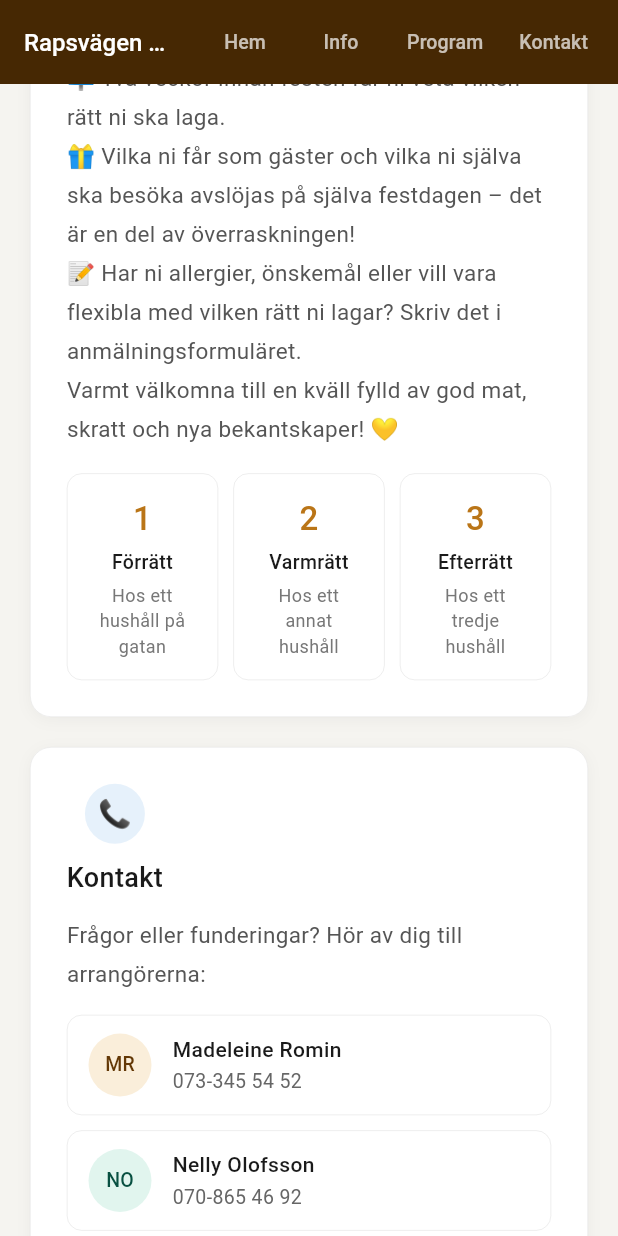
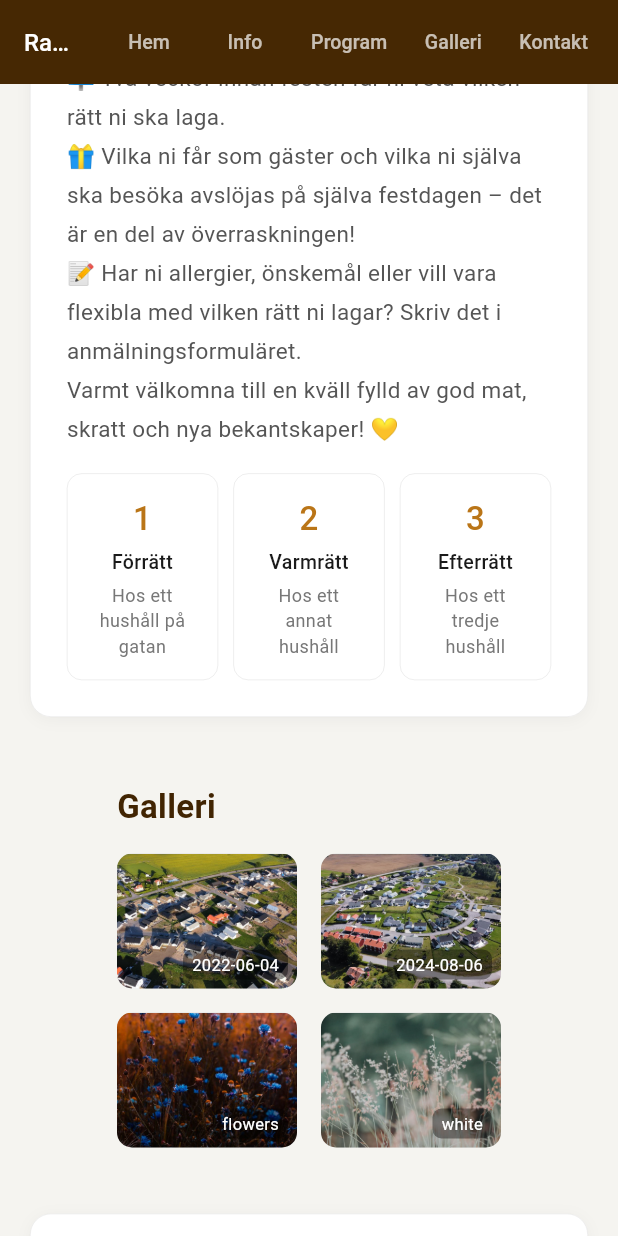
Before and after one commit to nellyolofsson/rapsvagen, a Flutter app: the screen it shows after launch, scrolled down 1152 dp, on a phone screen of 412 x 824 dp. Run offline on Flutter 3.47's test engine with Material 3 defaults, Android fonts, the phone set to English and light mode, and no system bars.

Commit message:
Added galleri

```diff
--- /dev/null
+++ b/rapsvagen/lib/gallery.dart
@@ -0,0 +1,83 @@
+import 'package:flutter/material.dart';
+
+class GallerySection extends StatelessWidget {
+  const GallerySection({super.key});
+
+  @override
+  Widget build(BuildContext context) {
+    // Byt ut bilder och layout efter behov
+    return Padding(
+      padding: const EdgeInsets.symmetric(vertical: 24),
+      child: Column(
+        crossAxisAlignment: CrossAxisAlignment.start,
+        children: [
+          const Text(
+            'Galleri',
+            style: TextStyle(
+              fontSize: 22,
+              fontWeight: FontWeight.w600,
+              color: Color(0xFF412402),
+            ),
+          ),
+          const SizedBox(height: 16),
+          Wrap(
+            spacing: 16,
+            runSpacing: 16,
+            children: const [
+              _GalleryImage(
+                asset: 'assets/2022-06-04.jpg',
+                label: '2022-06-04',
+              ),
+              _GalleryImage(
+                asset: 'assets/2024-08-06.jpg',
+                label: '2024-08-06',
+              ),
+              _GalleryImage(asset: 'assets/flowers.jpg', label: 'flowers'),
+              _GalleryImage(asset: 'assets/white.jpg', label: 'white'),
+            ],
+          ),
+        ],
+      ),
+    );
+  }
+}
+
+class _GalleryImage extends StatelessWidget {
+  final String asset;
+  final String label;
+  const _GalleryImage({required this.asset, required this.label});
+
+  @override
+  Widget build(BuildContext context) {
+    return Container(
+      width: 120,
+      height: 90,
+      decoration: BoxDecoration(
+        color: Colors.grey[300],
+        borderRadius: BorderRadius.circular(10),
+        image: DecorationImage(
+          image: AssetImage(asset),
+          fit: BoxFit.cover,
+          onError: (exception, stackTrace) {},
+        ),
+      ),
+      child: Align(
+        alignment: Alignment.bottomRight,
+        child: Padding(
+          padding: const EdgeInsets.all(6),
+          child: Container(
+            padding: const EdgeInsets.symmetric(horizontal: 6, vertical: 2),
+            decoration: BoxDecoration(
+              color: Colors.black.withOpacity(0.4),
+              borderRadius: BorderRadius.circular(6),
+            ),
+            child: Text(
+              label,
+              style: const TextStyle(color: Colors.white, fontSize: 11),
+            ),
+          ),
+        ),
+      ),
+    );
+  }
+}
--- a/rapsvagen/lib/home.dart
+++ b/rapsvagen/lib/home.dart
@@ -1,6 +1,7 @@
 import 'dart:math' as math;
 import 'package:flutter/material.dart';
 import 'nav.dart';
+import 'gallery.dart';
 
 // ── Färgpalett ────────────────────────────────────────────────────────────────
 const kAmber900 = Color(0xFF412402);
@@ -51,8 +52,8 @@ class _HomePageState extends State<HomePage> {
         onHome: () => _scrollTo(0),
         onInfo: () => _scrollTo(380),
         onProgram: () => _scrollTo(780),
-        // onImage: () => _scrollTo(1180),
-        onContact: () => _scrollTo(1200),
+        onImage: () => _scrollTo(1180),
+        onContact: () => _scrollTo(1400),
       ),
       body: SingleChildScrollView(
         controller: _scroll,
@@ -70,6 +71,8 @@ class _HomePageState extends State<HomePage> {
                       SizedBox(height: 20),
                       _ProgramSection(),
                       SizedBox(height: 20),
+                      GallerySection(),
+                      SizedBox(height: 20),
                       _ContactSection(),
                       SizedBox(height: 40),
                     ],
@@ -84,6 +87,8 @@ class _HomePageState extends State<HomePage> {
     );
   }
 }
+
+// ── Hero ──────────────────────────────────────────────────────────────────────
 
 // ── Hero ──────────────────────────────────────────────────────────────────────
 class _HeroSection extends StatelessWidget {
--- a/rapsvagen/lib/nav.dart
+++ b/rapsvagen/lib/nav.dart
@@ -4,13 +4,13 @@ const kAmber900 = Color(0xFF412402);
 
 // ── Top nav ───────────────────────────────────────────────────────────────────
 class TopNav extends StatelessWidget implements PreferredSizeWidget {
-  final VoidCallback onHome, onInfo, onProgram, onContact;
+  final VoidCallback onHome, onInfo, onProgram, onImage, onContact;
   const TopNav({
     super.key,
     required this.onHome,
     required this.onInfo,
     required this.onProgram,
-    //  required this.onImage,
+    required this.onImage,
     required this.onContact,
   });
 
@@ -31,7 +31,7 @@ class TopNav extends StatelessWidget implements PreferredSizeWidget {
         _NavButton('Hem', onHome),
         _NavButton('Info', onInfo),
         _NavButton('Program', onProgram),
-        //  _NavButton('Galleri', onImage),
+        _NavButton('Galleri', onImage),
         _NavButton('Kontakt', onContact),
         const SizedBox(width: 8),
       ],
--- a/rapsvagen/pubspec.yaml
+++ b/rapsvagen/pubspec.yaml
@@ -61,7 +61,11 @@ flutter:
   # assets:
   #   - images/a_dot_burr.jpeg
   #   - images/a_dot_ham.jpeg
-
+  assets:
+    - assets/2022-06-04.jpg
+    - assets/2024-08-06.jpg
+    - assets/white.jpg
+    - assets/flowers.jpg
   # An image asset can refer to one or more resolution-specific "variants", see
   # https://flutter.dev/to/resolution-aware-images
 
```
